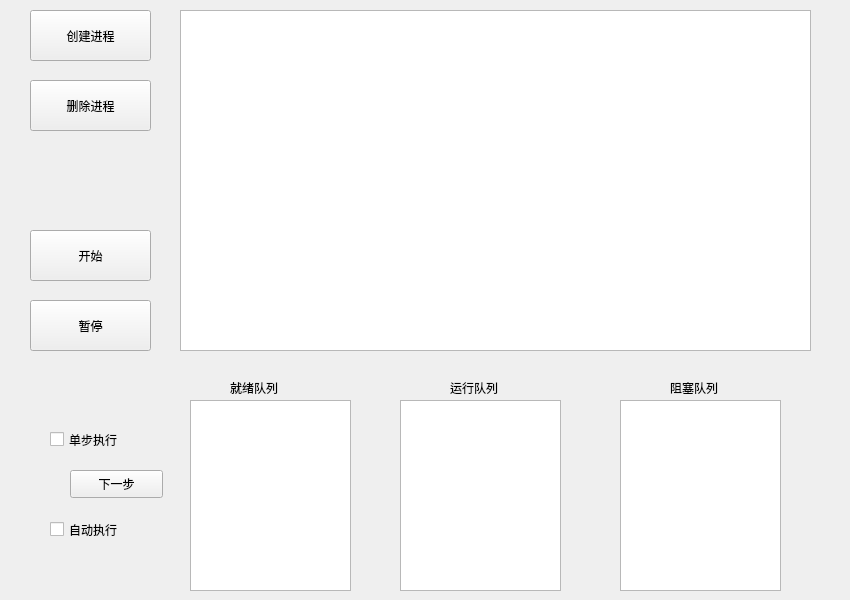
First picture: the form in processtab.ui, repository Clarencexiehang/Analog_Operating_System, before the edit.
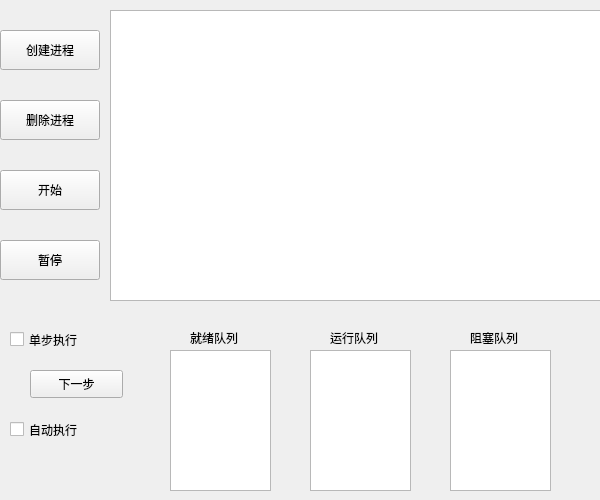
Second picture: the form after the edit.

```diff
--- a/processtab.ui
+++ b/processtab.ui
@@ -6,14 +6,14 @@
    <rect>
     <x>0</x>
     <y>0</y>
-    <width>850</width>
-    <height>600</height>
+    <width>600</width>
+    <height>500</height>
    </rect>
   </property>
   <property name="minimumSize">
    <size>
-    <width>850</width>
-    <height>600</height>
+    <width>600</width>
+    <height>480</height>
    </size>
   </property>
   <property name="windowTitle">
@@ -22,12 +22,18 @@
   <widget class="QPushButton" name="createprocess">
    <property name="geometry">
     <rect>
-     <x>30</x>
-     <y>10</y>
-     <width>121</width>
-     <height>51</height>
+     <x>0</x>
+     <y>30</y>
+     <width>100</width>
+     <height>40</height>
     </rect>
    </property>
+   <property name="minimumSize">
+    <size>
+     <width>100</width>
+     <height>40</height>
+    </size>
+   </property>
    <property name="font">
     <font>
      <family>黑体</family>
@@ -40,10 +46,10 @@
   <widget class="QTableWidget" name="processtable">
    <property name="geometry">
     <rect>
-     <x>180</x>
+     <x>110</x>
      <y>10</y>
-     <width>631</width>
-     <height>341</height>
+     <width>501</width>
+     <height>291</height>
     </rect>
    </property>
    <property name="font">
@@ -55,12 +61,18 @@
   <widget class="QPushButton" name="deleteprocess">
    <property name="geometry">
     <rect>
-     <x>30</x>
-     <y>80</y>
-     <width>121</width>
-     <height>51</height>
+     <x>0</x>
+     <y>100</y>
+     <width>100</width>
+     <height>40</height>
     </rect>
    </property>
+   <property name="minimumSize">
+    <size>
+     <width>100</width>
+     <height>40</height>
+    </size>
+   </property>
    <property name="font">
     <font>
      <family>黑体</family>
@@ -73,12 +85,18 @@
   <widget class="QPushButton" name="pause">
    <property name="geometry">
     <rect>
-     <x>30</x>
-     <y>300</y>
-     <width>121</width>
-     <height>51</height>
+     <x>0</x>
+     <y>240</y>
+     <width>100</width>
+     <height>40</height>
     </rect>
    </property>
+   <property name="minimumSize">
+    <size>
+     <width>100</width>
+     <height>40</height>
+    </size>
+   </property>
    <property name="font">
     <font>
      <family>黑体</family>
@@ -97,12 +115,18 @@
   <widget class="QPushButton" name="start">
    <property name="geometry">
     <rect>
-     <x>30</x>
-     <y>230</y>
-     <width>121</width>
-     <height>51</height>
+     <x>0</x>
+     <y>170</y>
+     <width>100</width>
+     <height>40</height>
     </rect>
    </property>
+   <property name="minimumSize">
+    <size>
+     <width>100</width>
+     <height>40</height>
+    </size>
+   </property>
    <property name="font">
     <font>
      <family>黑体</family>
@@ -115,38 +139,18 @@
   <widget class="QListView" name="listView">
    <property name="geometry">
     <rect>
-     <x>190</x>
-     <y>400</y>
-     <width>161</width>
-     <height>191</height>
-    </rect>
-   </property>
-  </widget>
-  <widget class="QListView" name="listView_2">
-   <property name="geometry">
-    <rect>
-     <x>400</x>
-     <y>400</y>
-     <width>161</width>
-     <height>191</height>
-    </rect>
-   </property>
-  </widget>
-  <widget class="QListView" name="listView_3">
-   <property name="geometry">
-    <rect>
-     <x>620</x>
-     <y>400</y>
-     <width>161</width>
-     <height>191</height>
+     <x>170</x>
+     <y>350</y>
+     <width>101</width>
+     <height>141</height>
     </rect>
    </property>
   </widget>
   <widget class="QLabel" name="label">
    <property name="geometry">
     <rect>
-     <x>230</x>
-     <y>380</y>
+     <x>190</x>
+     <y>330</y>
      <width>72</width>
      <height>15</height>
     </rect>
@@ -158,8 +162,8 @@
   <widget class="QLabel" name="label_2">
    <property name="geometry">
     <rect>
-     <x>450</x>
-     <y>380</y>
+     <x>330</x>
+     <y>330</y>
      <width>72</width>
      <height>15</height>
     </rect>
@@ -171,8 +175,8 @@
   <widget class="QLabel" name="label_3">
    <property name="geometry">
     <rect>
-     <x>670</x>
-     <y>380</y>
+     <x>470</x>
+     <y>330</y>
      <width>72</width>
      <height>15</height>
     </rect>
@@ -184,8 +188,8 @@
   <widget class="QCheckBox" name="checkBox">
    <property name="geometry">
     <rect>
-     <x>50</x>
-     <y>430</y>
+     <x>10</x>
+     <y>330</y>
      <width>91</width>
      <height>19</height>
     </rect>
@@ -197,8 +201,8 @@
   <widget class="QCheckBox" name="checkBox_2">
    <property name="geometry">
     <rect>
-     <x>50</x>
-     <y>520</y>
+     <x>10</x>
+     <y>420</y>
      <width>91</width>
      <height>19</height>
     </rect>
@@ -210,8 +214,8 @@
   <widget class="QPushButton" name="pushButton">
    <property name="geometry">
     <rect>
-     <x>70</x>
-     <y>470</y>
+     <x>30</x>
+     <y>370</y>
      <width>93</width>
      <height>28</height>
     </rect>
@@ -220,6 +224,26 @@
     <string>下一步</string>
    </property>
   </widget>
+  <widget class="QListView" name="listView_2">
+   <property name="geometry">
+    <rect>
+     <x>310</x>
+     <y>350</y>
+     <width>101</width>
+     <height>141</height>
+    </rect>
+   </property>
+  </widget>
+  <widget class="QListView" name="listView_3">
+   <property name="geometry">
+    <rect>
+     <x>450</x>
+     <y>350</y>
+     <width>101</width>
+     <height>141</height>
+    </rect>
+   </property>
+  </widget>
  </widget>
  <resources/>
  <connections/>
```
